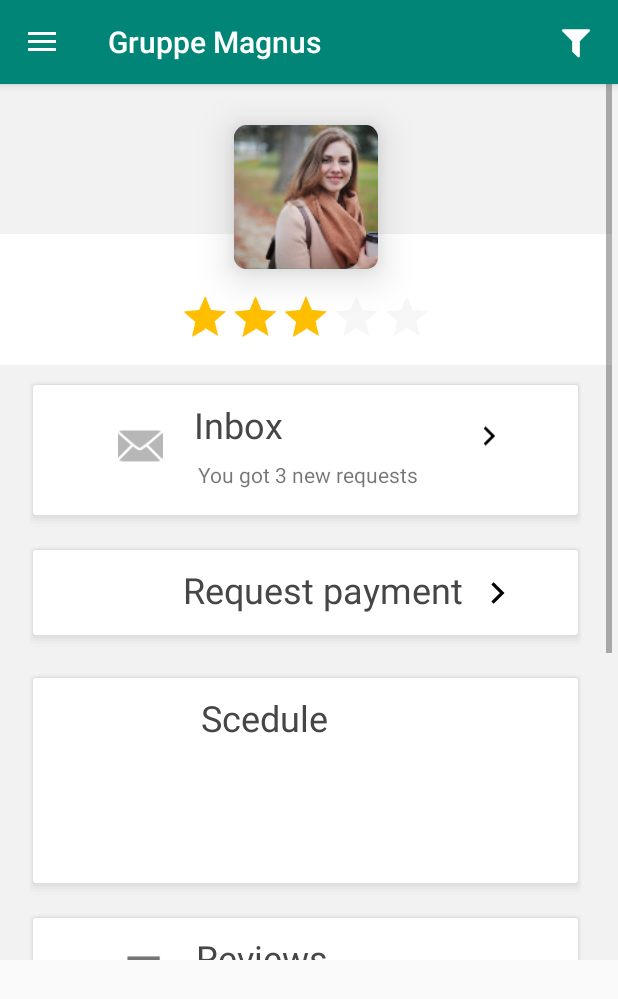
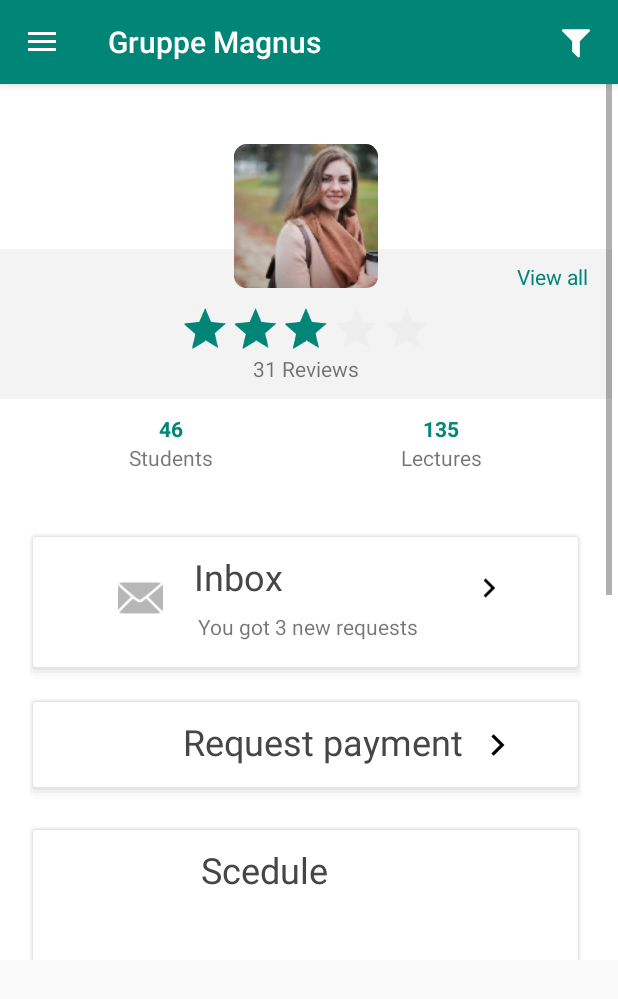
Before and after one commit to rallerG/English_teaching_platform, an Android app: the Teacher_fragment screen opened directly, with no data from a screen before it, on a phone screen of 412 x 824 dp. Shown: the top 999 px of the screen. Run offline under Robolectric (Android 15) with nearby library versions, the light colour scheme and no system bars; Roboto replaces fonts that are not available here.

Commit message:
Teacher ui improvements
Co-Authored-By: Patrick Marcell Madsen <dtupat@users.noreply.github.com>

```diff
--- a/app/build.gradle
+++ b/app/build.gradle
@@ -27,6 +27,7 @@ dependencies {
     implementation 'android.arch.lifecycle:extensions:1.1.1'
     implementation 'com.android.support:recyclerview-v7:28.0.0'
     implementation 'de.hdodenhof:circleimageview:3.0.0'
+    implementation 'net.cachapa.expandablelayout:expandablelayout:2.9.2'
     testImplementation 'junit:junit:4.12'
     androidTestImplementation 'com.android.support.test:runner:1.0.2'
     androidTestImplementation 'com.android.support.test.espresso:espresso-core:3.0.2'
--- a/app/src/main/java/com/gruppe/englishteachingplatfrom/view/Teacher_fragment.java
+++ b/app/src/main/java/com/gruppe/englishteachingplatfrom/view/Teacher_fragment.java
@@ -12,6 +12,7 @@ import android.view.ViewGroup;
 import android.widget.Button;
 import android.widget.LinearLayout;
 import android.widget.ScrollView;
+import android.widget.TextView;
 
 import com.gruppe.englishteachingplatfrom.R;
 import com.gruppe.englishteachingplatfrom.controller.MyFeedbackRecyclerViewAdapter;
@@ -30,7 +31,7 @@ public class Teacher_fragment extends Fragment implements View.OnClickListener {
     LinearLayout feed;
     ScrollView scroll;
     RecyclerView feedback;
-    Button viewAll;
+    TextView viewAll;
 
     private static final String ARG_COLUMN_COUNT = "column-count";
     private int mColumnCount = 1;
--- a/app/src/main/res/layout/fragment_teacher.xml
+++ b/app/src/main/res/layout/fragment_teacher.xml
@@ -2,12 +2,12 @@
 <android.support.constraint.ConstraintLayout xmlns:android="http://schemas.android.com/apk/res/android"
     xmlns:app="http://schemas.android.com/apk/res-auto"
     xmlns:tools="http://schemas.android.com/tools"
+    android:id="@+id/teacher_layout"
     android:layout_width="match_parent"
     android:layout_height="match_parent"
-    android:id="@+id/teacher_layout"
-    android:scrollbars = "vertical"
+    android:background="@android:color/background_light"
     android:scrollbarStyle="insideInset"
-    android:background="#F2F2F2">
+    android:scrollbars="vertical">
 
     <ScrollView
         android:id="@+id/scroll"
@@ -29,34 +29,108 @@
 
                 <LinearLayout
                     android:layout_width="match_parent"
-                    android:layout_height="match_parent"
-                    android:layout_marginTop="100dp"
-                    android:background="@android:color/white"
+                    android:layout_height="100dp"
+                    android:layout_marginTop="110dp"
+                    android:background="#F3F3F3"
                     android:gravity="center"
                     android:orientation="vertical">
+
+                    <LinearLayout
+                        android:layout_width="match_parent"
+                        android:layout_height="wrap_content"
+                        android:layout_marginTop="-10dp"
+                        android:gravity="right"
+                        android:orientation="vertical">
+
+                        <TextView
+                            android:id="@+id/viewAll"
+                            android:layout_width="wrap_content"
+                            android:layout_height="wrap_content"
+                            android:layout_marginTop="8dp"
+                            android:layout_marginRight="16dp"
+                            android:text="View all"
+                            android:textColor="@color/colorPrimary" />
+
+                    </LinearLayout>
 
                     <RatingBar
                         android:id="@+id/ratingBar2"
                         style="?android:attr/ratingBarStyle"
                         android:layout_width="wrap_content"
                         android:layout_height="wrap_content"
-                        android:layout_marginTop="30dp"
+                        android:layout_marginBottom="-15dp"
                         android:numStars="5"
                         android:rating="3"
                         android:scaleX=".7"
                         android:scaleY=".7"
                         android:theme="@style/RatingBar" />
 
+                    <TextView
+                        android:id="@+id/textView14"
+                        android:layout_width="wrap_content"
+                        android:layout_height="wrap_content"
+                        android:text="31 Reviews" />
+
                 </LinearLayout>
 
                 <ImageView
-                    android:id="@+id/imageView7"
+                    android:id="@+id/imageView8"
                     android:layout_width="96dp"
                     android:layout_height="96dp"
-                    android:layout_marginTop="-160dp"
-                    android:background="@mipmap/ic_launcher_student_round"
-                    android:elevation="@dimen/fab_margin"
-                    />
+                    android:layout_marginTop="-170dp"
+                    app:srcCompat="@mipmap/ic_launcher_student_round" />
+
+            </LinearLayout>
+
+            <LinearLayout
+                android:layout_width="match_parent"
+                android:layout_height="wrap_content"
+                android:layout_marginTop="10dp"
+                android:orientation="vertical">
+
+                <LinearLayout
+                    android:layout_width="match_parent"
+                    android:layout_height="match_parent"
+                    android:gravity="center"
+                    android:orientation="horizontal">
+
+                    <TextView
+                        android:layout_width="180dp"
+                        android:layout_height="wrap_content"
+                        android:gravity="center"
+                        android:text="46"
+                        android:textColor="@color/colorPrimary"
+                        android:textStyle="bold" />
+
+                    <TextView
+                        android:layout_width="180dp"
+                        android:layout_height="wrap_content"
+                        android:gravity="center"
+                        android:text="135"
+                        android:textColor="@color/colorPrimary"
+                        android:textStyle="bold" />
+                </LinearLayout>
+
+                <LinearLayout
+                    android:layout_width="match_parent"
+                    android:layout_height="wrap_content"
+                    android:gravity="center"
+                    android:orientation="horizontal">
+
+                    <TextView
+                        android:id="@+id/textView17"
+                        android:layout_width="180dp"
+                        android:layout_height="wrap_content"
+                        android:gravity="center"
+                        android:text="Students" />
+
+                    <TextView
+                        android:id="@+id/textView15"
+                        android:layout_width="180dp"
+                        android:layout_height="wrap_content"
+                        android:gravity="center"
+                        android:text="Lectures" />
+                </LinearLayout>
 
             </LinearLayout>
 
@@ -64,7 +138,7 @@
                 android:id="@+id/inbox"
                 android:layout_width="370dp"
                 android:layout_height="100dp"
-                android:layout_marginTop="10dp"
+                android:layout_marginTop="40dp"
                 android:background="@drawable/shadow"
                 android:orientation="horizontal">
 
@@ -260,7 +334,7 @@
                     </android.support.v7.widget.RecyclerView>
 
                     <Button
-                        android:id="@+id/viewAll"
+                        android:id="@+id/viewAll2"
                         android:layout_width="match_parent"
                         android:layout_height="wrap_content"
                         android:background="@android:color/background_light"
--- a/app/src/main/res/values/styles.xml
+++ b/app/src/main/res/values/styles.xml
@@ -21,7 +21,7 @@
         <item name="android:contentDescription">"Lala"</item>
     </style>
     <style name="RatingBar" parent="Theme.AppCompat">
-        <item name="colorControlActivated">@color/golden</item>
+        <item name="colorControlActivated">@color/colorPrimary</item>
         <item name="colorControlNormal">@color/colorVisited</item>
     </style>
     <style name="AppTheme.AppBarOverlay" parent="ThemeOverlay.AppCompat.Dark.ActionBar" />
```
Also changed, not shown: app/src/main/res/drawable-hdpi/rectangle29.png (added), app/src/main/res/drawable-ldpi/rectangle29.png (added), app/src/main/res/drawable-mdpi/rectangle29.png (added), app/src/main/res/drawable-xhdpi/rectangle29.png (added), app/src/main/res/drawable-xxhdpi/rectangle29.png (added), app/src/main/res/drawable-xxxhdpi/rectangle29.png (added).
